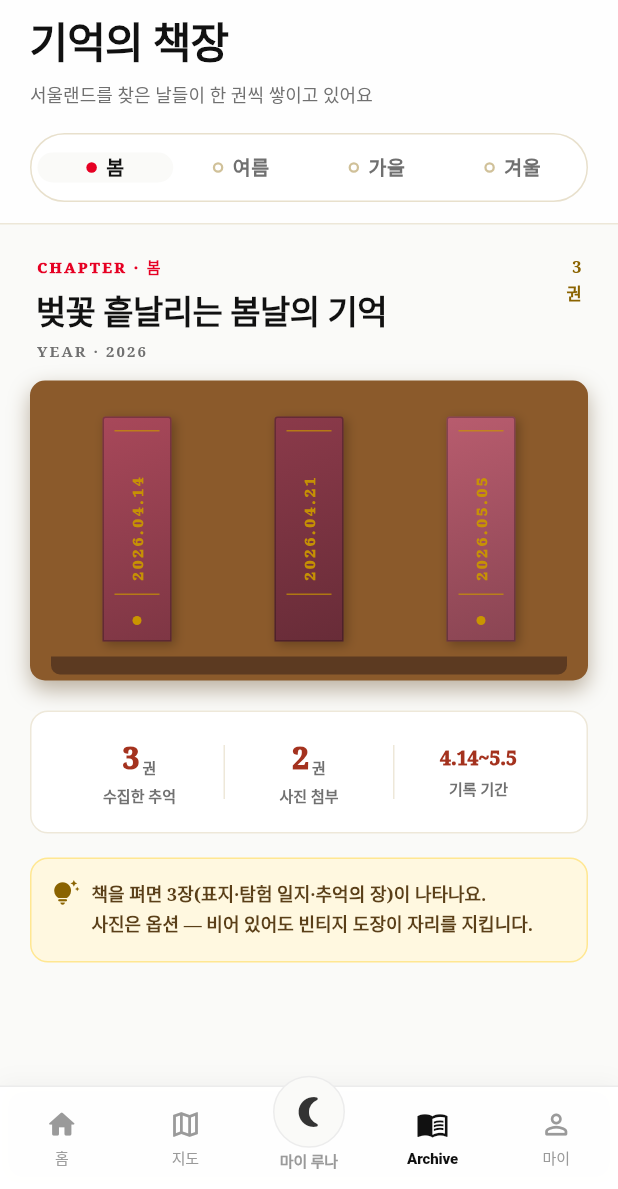
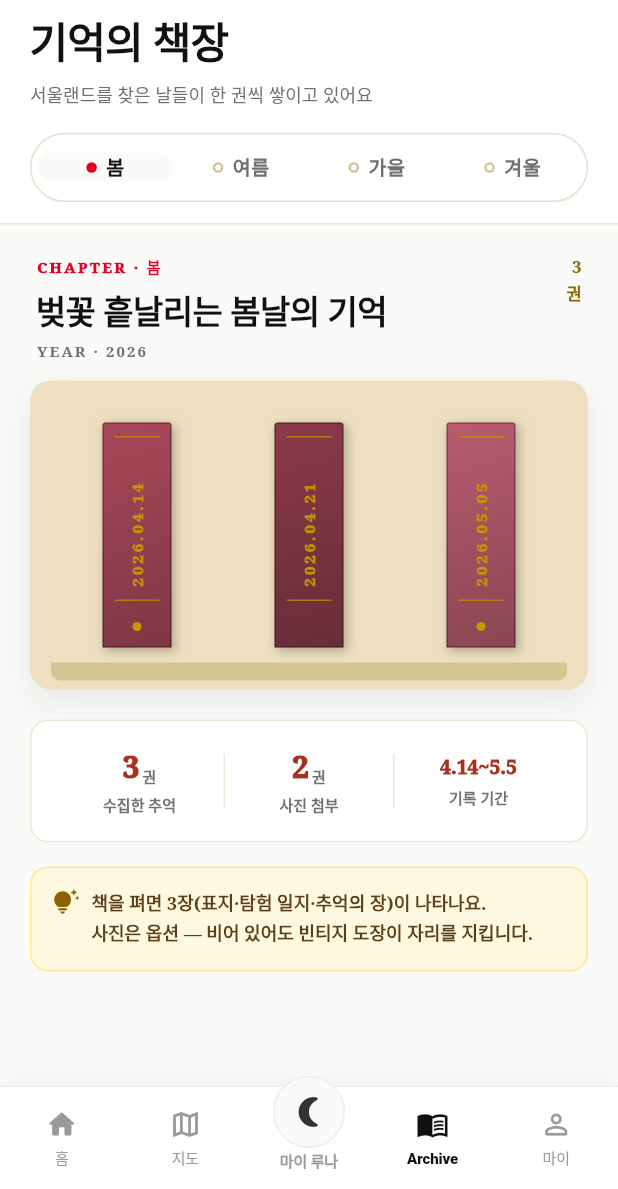
Before and after one commit to 202001381/retrace, a Flutter app: the MainScreen screen opened directly, item 4 of the bottom bar chosen, on a phone screen of 412 x 824 dp, the part 47-1236 px from its top. Run offline on Flutter 3.47's test engine with Material 3 defaults, Android fonts, the phone set to English and light mode, and no system bars; our stand-ins replace cloud_firestore, firebase_core, flutter_map, geolocator, image_picker, latlong2 and 1 more; accounts and stored records are empty; Roboto replaces fonts that are missing (Pretendard).

Commit message:
Fix MyLuna 'picnic' route crash + Archive shelf cream tone
MyLuna: '추천을 불러오지 못했어요' 에러 원인 발견·수정
- mock RouteService _generateMock at line 78:
    final attractionCount = (N * 0.6).ceil().clamp(2, N - 2);
  When req.onboarding.purpose == VisitPurpose.picnic, _routeLength
  returns 3 → clamp(2, 3-2) = clamp(2, 1) → ArgumentError (min > max).
  Caught by _fetch try/catch → _error set → 에러 카드 표시.
- 상한 가드: upper = (N-1).clamp(2, N); attractionCount = ...clamp(2, upper)
- 다른 purpose (date=4, kidsOuting=5, rides=7) 는 영향 없음.

Archive: 책장 plank 컬러 v3 시안 11 정렬
- shelfWood #8B5A2B (heavy 갈색) → #EDDFBF (cream-tan)
- shelfShadow #5C3A21 → #D8C594
- plank 그림자: leatherDark 40% → black 8% (가벼운 부드러움)
- plank radius 10 → 14, padding 위쪽 14 → 18 (책 spine 위 여백)

Verified: analyze 0 errors / test 61/61 pass.

```diff
--- a/lib/screens/archive_screen.dart
+++ b/lib/screens/archive_screen.dart
@@ -34,8 +34,8 @@ class _Vintage {
   static const inkFaded = Color(0xFF9A9A9A);      // ink400
   static const leather = Color(0xFF8A6300);       // 옅은 brown (eyebrow 용)
   static const leatherDark = Color(0xFF5A3F18);
-  static const shelfWood = Color(0xFF8B5A2B);     // plank 유지
-  static const shelfShadow = Color(0xFF5C3A21);
+  static const shelfWood = Color(0xFFEDDFBF);     // 시안 11 cream-tan plank
+  static const shelfShadow = Color(0xFFD8C594);
   static const gold = Color(0xFFC99500);
   static const stampRed = Color(0xFFE60023);      // 브랜드 레드
   static const stampInk = Color(0xFF111111);
@@ -800,16 +800,16 @@ class _Bookshelf extends StatelessWidget {
         Container(
           decoration: BoxDecoration(
             color: _Vintage.shelfWood,
-            borderRadius: BorderRadius.circular(10),
+            borderRadius: BorderRadius.circular(14),
             boxShadow: [
               BoxShadow(
-                color: _Vintage.leatherDark.withOpacity(0.4),
-                blurRadius: 12,
-                offset: const Offset(0, 6),
+                color: Colors.black.withOpacity(0.08),
+                blurRadius: 18,
+                offset: const Offset(0, 8),
               ),
             ],
           ),
-          padding: const EdgeInsets.fromLTRB(14, 14, 14, 4),
+          padding: const EdgeInsets.fromLTRB(14, 18, 14, 6),
           child: Column(
             children: [
               SizedBox(
--- a/lib/services/route_service.dart
+++ b/lib/services/route_service.dart
@@ -74,8 +74,11 @@ class RouteService {
     // 4) 동선 길이 — purpose 따라
     final N = _routeLength(req.onboarding.purpose);
 
-    // 5) 카테고리 다양성 — 어트랙션 60%, 나머지는 카페/포토/음식점 각 1
-    final attractionCount = (N * 0.6).ceil().clamp(2, N - 2);
+    // 5) 카테고리 다양성 — 어트랙션 60%, 나머지는 카페/포토/음식점 각 1.
+    // N=3 (picnic) 같이 짧은 동선에서 clamp(min, max) 의 max(N-2)가 min(2)보다
+    // 작아져 ArgumentError 가 발생하던 버그 → 상한을 max(min, N-1)로 보호.
+    final upper = (N - 1).clamp(2, N);
+    final attractionCount = (N * 0.6).ceil().clamp(2, upper);
     final picked = <Attraction>[];
     picked.addAll(scored.where((s) => s.a.category == '어트랙션').take(attractionCount).map((s) => s.a));
     final addedCafe = scored.where((s) => s.a.category == '카페').take(1).toList();
```
